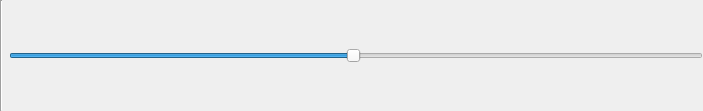
The window that src/GUI/views/genlineedit.ui (FireFragment/generator-of-generators) describes before a commit, drawn with Qt 5.
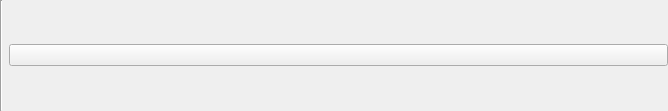
The same window after the commit. Icons and pictures are not drawn.

Commit message: Add remove button to options

Diff of the .ui file:
```diff
--- a/src/GUI/views/genlineedit.ui
+++ b/src/GUI/views/genlineedit.ui
@@ -6,7 +6,7 @@
    <rect>
     <x>0</x>
     <y>0</y>
-    <width>703</width>
+    <width>668</width>
     <height>111</height>
    </rect>
   </property>
@@ -34,27 +34,15 @@
     </widget>
    </item>
    <item>
-    <widget class="QSlider" name="horizontalSlider">
-     <property name="sizePolicy">
-      <sizepolicy hsizetype="Minimum" vsizetype="Maximum">
-       <horstretch>0</horstretch>
-       <verstretch>0</verstretch>
-      </sizepolicy>
+    <widget class="QPushButton" name="pushButton">
+     <property name="toolTip">
+      <string>Remove this option</string>
      </property>
-     <property name="minimumSize">
-      <size>
-       <width>128</width>
-       <height>0</height>
-      </size>
+     <property name="text">
+      <string/>
      </property>
-     <property name="maximum">
-      <number>127</number>
-     </property>
-     <property name="value">
-      <number>63</number>
-     </property>
-     <property name="orientation">
-      <enum>Qt::Horizontal</enum>
+     <property name="icon">
+      <iconset theme="delete"/>
      </property>
     </widget>
    </item>
```
Left out of the diff: 23 changed lines with no effect on the pictures. The commit also changes 2 other files.
